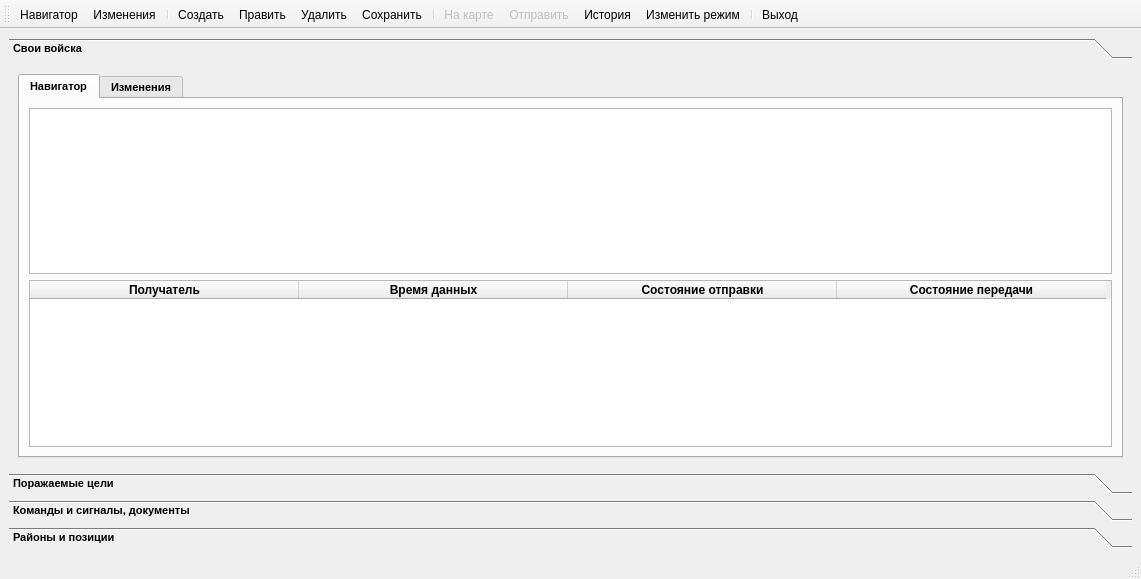
Before: the Qt Designer form mainwindow.ui in rymarchik/InitState, drawn with Qt 5.
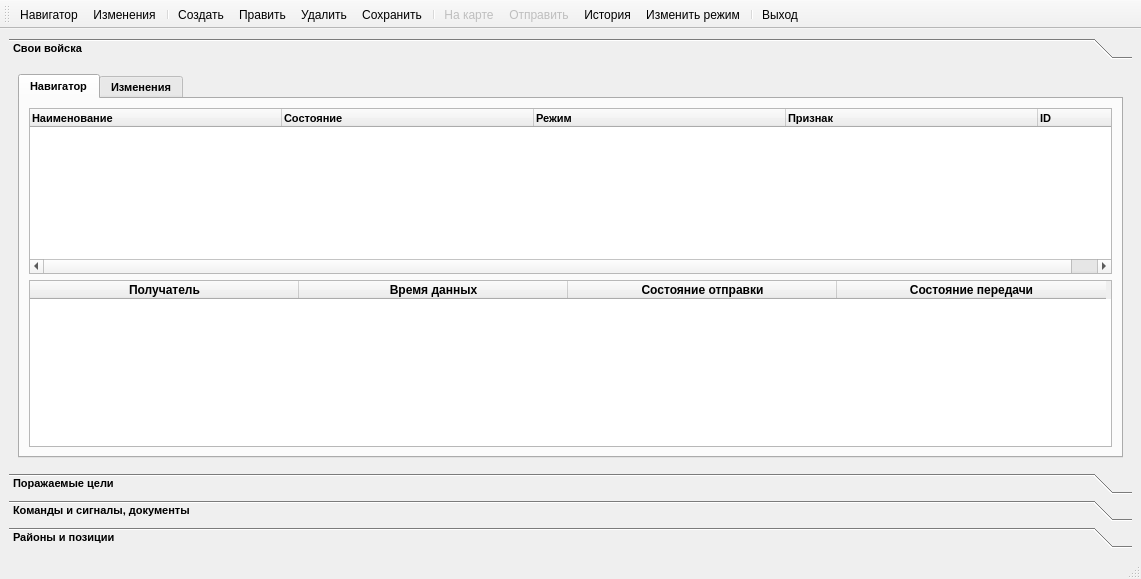
After: the same form once the commit is applied. The open tabs and pages were chosen to show the change. Icons and pictures are not drawn.

What changed in the file:
```diff
--- a/mainwindow.ui
+++ b/mainwindow.ui
@@ -103,23 +103,62 @@
            <layout class="QGridLayout" name="gridLayout_5">
             <item row="1" column="0">
              <widget class="QTreeWidget" name="navigatorBattleOrderTree">
+              <property name="dragEnabled">
+               <bool>false</bool>
+              </property>
+              <property name="textElideMode">
+               <enum>Qt::ElideRight</enum>
+              </property>
+              <property name="autoExpandDelay">
+               <number>-1</number>
+              </property>
+              <property name="rootIsDecorated">
+               <bool>true</bool>
+              </property>
+              <property name="uniformRowHeights">
+               <bool>false</bool>
+              </property>
+              <property name="itemsExpandable">
+               <bool>true</bool>
+              </property>
+              <property name="sortingEnabled">
+               <bool>false</bool>
+              </property>
+              <property name="animated">
+               <bool>false</bool>
+              </property>
+              <property name="allColumnsShowFocus">
+               <bool>false</bool>
+              </property>
+              <property name="wordWrap">
+               <bool>false</bool>
+              </property>
               <property name="headerHidden">
-               <bool>true</bool>
+               <bool>false</bool>
               </property>
               <property name="expandsOnDoubleClick">
                <bool>false</bool>
               </property>
               <attribute name="headerVisible">
-               <bool>false</bool>
+               <bool>true</bool>
+              </attribute>
+              <attribute name="headerCascadingSectionResizes">
+               <bool>true</bool>
               </attribute>
               <attribute name="headerDefaultSectionSize">
-               <number>391</number>
+               <number>252</number>
               </attribute>
               <attribute name="headerHighlightSections">
                <bool>true</bool>
               </attribute>
+              <attribute name="headerMinimumSectionSize">
+               <number>37</number>
+              </attribute>
               <attribute name="headerShowSortIndicator" stdset="0">
-               <bool>true</bool>
+               <bool>false</bool>
+              </attribute>
+              <attribute name="headerStretchLastSection">
+               <bool>false</bool>
               </attribute>
               <column>
                <property name="text">
@@ -154,6 +193,28 @@
                 </font>
                </property>
               </column>
+              <column>
+               <property name="text">
+                <string>Признак</string>
+               </property>
+               <property name="font">
+                <font>
+                 <weight>75</weight>
+                 <bold>true</bold>
+                </font>
+               </property>
+              </column>
+              <column>
+               <property name="text">
+                <string>ID</string>
+               </property>
+               <property name="font">
+                <font>
+                 <weight>75</weight>
+                 <bold>true</bold>
+                </font>
+               </property>
+              </column>
              </widget>
             </item>
             <item row="2" column="0">
```
Left out of the diff: 4 changed lines with no effect on the pictures.
